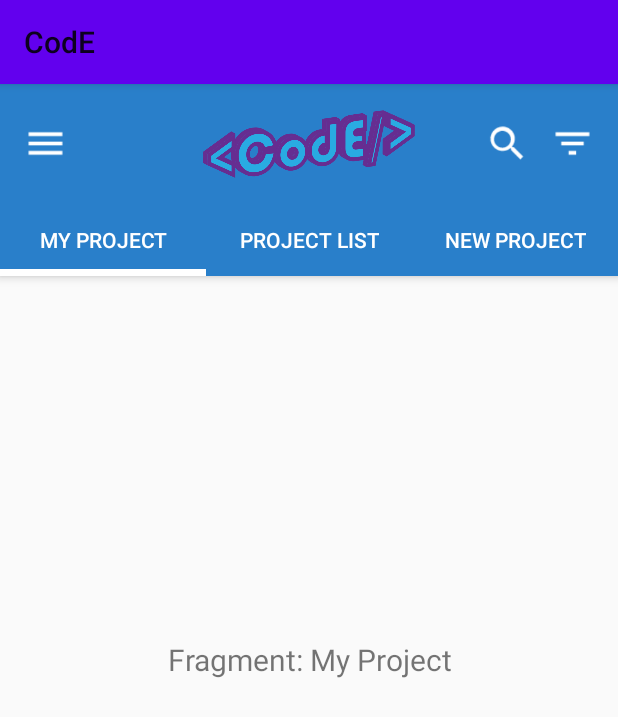
After one commit to JHoon0214/CodE_Android, an Android app: the FragmentMyProject screen opened directly, with no data from a screen before it, on a phone screen of 412 x 824 dp. The commit adds this screen. Shown: the top 717 px of the screen. Run offline under Robolectric (Android 15) with nearby library versions, the phone set to English and light mode, and no system bars.

Commit message:
add( HomeActivity, activity_home.xml, FragmentMyProject, activity_fragment_my_project.xml, FragmentNewProject, activity_fragment_new_project.xml, FragmentProjectList, activity_fragment_project_list.xml ) : 홈 화면 탭 기능 구현 완료 및 탭 화면 구성을 위한 Fragment 인터페이스 제작

```diff
--- a/app/build.gradle
+++ b/app/build.gradle
@@ -33,6 +33,7 @@ dependencies {
     implementation 'androidx.appcompat:appcompat:1.3.0'
     implementation 'com.google.android.material:material:1.4.0'
     implementation 'androidx.constraintlayout:constraintlayout:2.0.4'
+    implementation 'com.google.android.material:material:1.0.0'
     testImplementation 'junit:junit:4.+'
     androidTestImplementation 'androidx.test.ext:junit:1.1.3'
     androidTestImplementation 'androidx.test.espresso:espresso-core:3.4.0'
--- a/app/src/main/AndroidManifest.xml
+++ b/app/src/main/AndroidManifest.xml
@@ -9,7 +9,8 @@
         android:roundIcon="@mipmap/ic_launcher_round"
         android:supportsRtl="true"
         android:theme="@style/Theme.MainActivity">
-        <activity android:name=".SignUpActivity"></activity>
+        <activity android:name=".HomeActivity" />
+        <activity android:name=".SignUpActivity" />
         <activity android:name=".LoginActivity" />
         <activity
             android:name=".MainActivity"
--- /dev/null
+++ b/app/src/main/java/com/example/mainactivity/FragmentMyProject.java
@@ -0,0 +1,22 @@
+package com.example.mainactivity;
+
+import androidx.annotation.NonNull;
+import androidx.annotation.Nullable;
+import androidx.appcompat.app.AppCompatActivity;
+import androidx.fragment.app.Fragment;
+
+import android.os.Bundle;
+import android.view.LayoutInflater;
+import android.view.ViewGroup;
+import android.view.View;
+
+public class FragmentMyProject extends Fragment {
+
+    @Nullable
+    @Override
+    public View onCreateView(@NonNull LayoutInflater inflater, @Nullable ViewGroup container, @Nullable Bundle savedInstanceState) {
+        View view = inflater.inflate(R.layout.activity_fragment_my_project, container, false);
+
+        return view;
+    }
+}
--- /dev/null
+++ b/app/src/main/java/com/example/mainactivity/FragmentNewProject.java
@@ -0,0 +1,22 @@
+package com.example.mainactivity;
+
+import androidx.annotation.NonNull;
+import androidx.annotation.Nullable;
+import androidx.appcompat.app.AppCompatActivity;
+import androidx.fragment.app.Fragment;
+
+import android.os.Bundle;
+import android.view.LayoutInflater;
+import android.view.ViewGroup;
+import android.view.View;
+
+public class FragmentNewProject extends Fragment {
+
+    @Nullable
+    @Override
+    public View onCreateView(@NonNull LayoutInflater inflater, @Nullable ViewGroup container, @Nullable Bundle savedInstanceState) {
+        View view = inflater.inflate(R.layout.activity_fragment_new_project, container, false);
+
+        return view;
+    }
+}
--- /dev/null
+++ b/app/src/main/java/com/example/mainactivity/FragmentProjectList.java
@@ -0,0 +1,22 @@
+package com.example.mainactivity;
+
+import androidx.annotation.NonNull;
+import androidx.annotation.Nullable;
+import androidx.appcompat.app.AppCompatActivity;
+import androidx.fragment.app.Fragment;
+
+import android.os.Bundle;
+import android.view.LayoutInflater;
+import android.view.ViewGroup;
+import android.view.View;
+
+public class FragmentProjectList extends Fragment {
+
+    @Nullable
+    @Override
+    public View onCreateView(@NonNull LayoutInflater inflater, @Nullable ViewGroup container, @Nullable Bundle savedInstanceState) {
+        View view = inflater.inflate(R.layout.activity_fragment_project_list, container, false);
+
+        return view;
+    }
+}
--- /dev/null
+++ b/app/src/main/java/com/example/mainactivity/HomeActivity.java
@@ -0,0 +1,84 @@
+package com.example.mainactivity;
+
+import androidx.appcompat.app.AppCompatActivity;
+import androidx.fragment.app.Fragment;
+
+import android.os.Bundle;
+import android.view.View;
+import android.widget.ImageView;
+
+import com.google.android.material.tabs.TabLayout;
+
+public class HomeActivity extends AppCompatActivity {
+    private ImageView drawerButton, searchButton, filterButton;
+    private Fragment myProject, projectList, newProject;
+    private TabLayout tabs;
+
+    @Override
+    protected void onCreate(Bundle savedInstanceState) {
+        super.onCreate(savedInstanceState);
+        setContentView(R.layout.activity_home);
+
+        drawerButton = (ImageView) findViewById(R.id.home_drawer);
+        searchButton = (ImageView) findViewById(R.id.home_search);
+        filterButton = (ImageView) findViewById(R.id.home_filter);
+
+        myProject = new FragmentMyProject();
+        projectList = new FragmentProjectList();
+        newProject = new FragmentNewProject();
+        getSupportFragmentManager().beginTransaction().add(R.id.frame, myProject).commit();
+
+        tabs = (TabLayout) findViewById(R.id.tabs);
+
+        // 상단부 아이콘 이벤트 부분
+        drawerButton.setOnClickListener(new View.OnClickListener() {
+            @Override
+            public void onClick(View view) {
+
+            }
+        });
+
+        searchButton.setOnClickListener(new View.OnClickListener() {
+            @Override
+            public void onClick(View view) {
+
+            }
+        });
+
+        filterButton.setOnClickListener(new View.OnClickListener() {
+            @Override
+            public void onClick(View view) {
+
+            }
+        });
+
+        // 탭 구현 구간
+        tabs.addOnTabSelectedListener(new TabLayout.OnTabSelectedListener() {
+
+            @Override
+            public void onTabSelected(TabLayout.Tab tab) {
+                int position = tab.getPosition();
+                Fragment selectedFragment = null;
+
+                if(position == 0)
+                    selectedFragment = myProject;
+                else if(position == 1)
+                    selectedFragment = projectList;
+                else
+                    selectedFragment = newProject;
+
+                getSupportFragmentManager().beginTransaction().replace(R.id.frame, selectedFragment).commit();
+            }
+
+            @Override
+            public void onTabUnselected(TabLayout.Tab tab) {
+
+            }
+
+            @Override
+            public void onTabReselected(TabLayout.Tab tab) {
+
+            }
+        });
+    }
+}
--- a/app/src/main/java/com/example/mainactivity/MainActivity.java
+++ b/app/src/main/java/com/example/mainactivity/MainActivity.java
@@ -21,7 +21,7 @@ public class MainActivity extends AppCompatActivity {
         loginButton.setOnClickListener(new View.OnClickListener() {
            @Override
            public void onClick(View view) {
-               Intent intent = new Intent(MainActivity.this, LoginActivity.class);
+               Intent intent = new Intent(MainActivity.this, HomeActivity.class); // 임시변경
                finish();
                startActivity(intent);
            }
--- /dev/null
+++ b/app/src/main/res/layout/activity_fragment_my_project.xml
@@ -0,0 +1,14 @@
+<?xml version="1.0" encoding="utf-8"?>
+<LinearLayout xmlns:android="http://schemas.android.com/apk/res/android"
+    android:layout_width="match_parent"
+    android:layout_height="match_parent"
+    android:orientation="vertical">
+
+    <TextView
+        android:layout_width="match_parent"
+        android:layout_height="match_parent"
+        android:gravity="center"
+        android:textSize="20sp"
+        android:text="Fragment: My Project"/>
+
+</LinearLayout>
--- /dev/null
+++ b/app/src/main/res/layout/activity_fragment_new_project.xml
@@ -0,0 +1,14 @@
+<?xml version="1.0" encoding="utf-8"?>
+<LinearLayout xmlns:android="http://schemas.android.com/apk/res/android"
+    android:layout_width="match_parent"
+    android:layout_height="match_parent"
+    android:orientation="vertical">
+
+    <TextView
+        android:layout_width="match_parent"
+        android:layout_height="match_parent"
+        android:gravity="center"
+        android:textSize="20sp"
+        android:text="Fragment: New Project"/>
+
+</LinearLayout>
--- /dev/null
+++ b/app/src/main/res/layout/activity_fragment_project_list.xml
@@ -0,0 +1,14 @@
+<?xml version="1.0" encoding="utf-8"?>
+<LinearLayout xmlns:android="http://schemas.android.com/apk/res/android"
+    android:layout_width="match_parent"
+    android:layout_height="match_parent"
+    android:orientation="vertical">
+
+    <TextView
+        android:layout_width="match_parent"
+        android:layout_height="match_parent"
+        android:gravity="center"
+        android:textSize="20sp"
+        android:text="Fragment: Project List"/>
+
+</LinearLayout>
--- /dev/null
+++ b/app/src/main/res/layout/activity_home.xml
@@ -0,0 +1,91 @@
+<?xml version="1.0" encoding="utf-8"?>
+<androidx.coordinatorlayout.widget.CoordinatorLayout xmlns:android="http://schemas.android.com/apk/res/android"
+    xmlns:app="http://schemas.android.com/apk/res-auto"
+    xmlns:tools="http://schemas.android.com/tools"
+    android:layout_width="match_parent"
+    android:layout_height="match_parent"
+    tools:context=".HomeActivity">
+
+    <com.google.android.material.appbar.AppBarLayout
+        android:layout_width="match_parent"
+        android:layout_height="wrap_content">
+
+        <FrameLayout
+            android:layout_width="match_parent"
+            android:layout_height="80dp"
+            android:background="@color/info_light_blue"
+            android:orientation="horizontal">
+
+            <ImageView
+                android:id="@+id/home_drawer"
+                android:layout_width="30dp"
+                android:layout_height="30dp"
+                android:minHeight="?actionBarSize"
+                android:layout_marginStart="15dp"
+                android:layout_gravity="start|center_vertical"
+                android:gravity="center"
+                android:background="@drawable/drawer_icon" />
+
+            <ImageView
+                android:id="@+id/logo_inapp"
+                android:src="@drawable/logo_inapp"
+                android:layout_width="match_parent"
+                android:layout_height="45dp"
+                android:layout_gravity="center_horizontal|center_vertical"
+                android:gravity="center_horizontal"
+                android:text="@string/app_name"
+                android:textAppearance="@style/TextAppearance.Widget.AppCompat.Toolbar.Title" />
+
+            <ImageView
+                android:id="@+id/home_filter"
+                android:layout_width="30dp"
+                android:layout_height="30dp"
+                android:minHeight="?actionBarSize"
+                android:layout_marginEnd="15dp"
+                android:layout_gravity="end|center_vertical"
+                android:background="@drawable/filter_icon" />
+
+            <ImageView
+                android:id="@+id/home_search"
+                android:layout_width="30dp"
+                android:layout_height="30dp"
+                android:minHeight="?actionBarSize"
+                android:layout_marginEnd="60dp"
+                android:layout_gravity="end|center_vertical"
+                android:background="@drawable/search_icon" />
+
+        </FrameLayout>
+
+        <com.google.android.material.tabs.TabLayout
+            android:id="@+id/tabs"
+            android:layout_width="match_parent"
+            android:layout_height="wrap_content"
+            android:background="@color/info_light_blue"
+            app:tabTextColor="@color/white"
+            app:tabIndicatorColor="@color/white"
+            app:tabIndicatorHeight="4.5dp">
+
+            <com.google.android.material.tabs.TabItem
+                android:layout_width="wrap_content"
+                android:layout_height="wrap_content"
+                android:text="My Project" />
+            <com.google.android.material.tabs.TabItem
+                android:layout_width="wrap_content"
+                android:layout_height="wrap_content"
+                android:text="Project List"/>
+            <com.google.android.material.tabs.TabItem
+                android:layout_width="wrap_content"
+                android:layout_height="wrap_content"
+                android:text="New Project"/>
+
+        </com.google.android.material.tabs.TabLayout>
+    </com.google.android.material.appbar.AppBarLayout>
+
+    <FrameLayout
+        android:id="@+id/frame"
+        android:layout_width="match_parent"
+        android:layout_height="match_parent"
+        android:layout_below="@id/tabs" >
+    </FrameLayout>
+
+</androidx.coordinatorlayout.widget.CoordinatorLayout>
--- a/gradle.properties
+++ b/gradle.properties
@@ -15,3 +15,4 @@ org.gradle.jvmargs=-Xmx2048m -Dfile.encoding=UTF-8
 # Android operating system, and which are packaged with your app"s APK
 # https://developer.android.com/topic/libraries/support-library/androidx-rn
 android.useAndroidX=true
+android.enableJetifier=true
```
Also changed, not shown: app/src/main/res/drawable-v24/drawer_icon.png (added), app/src/main/res/drawable-v24/filter_icon.png (added), app/src/main/res/drawable-v24/search_icon.png (added).
